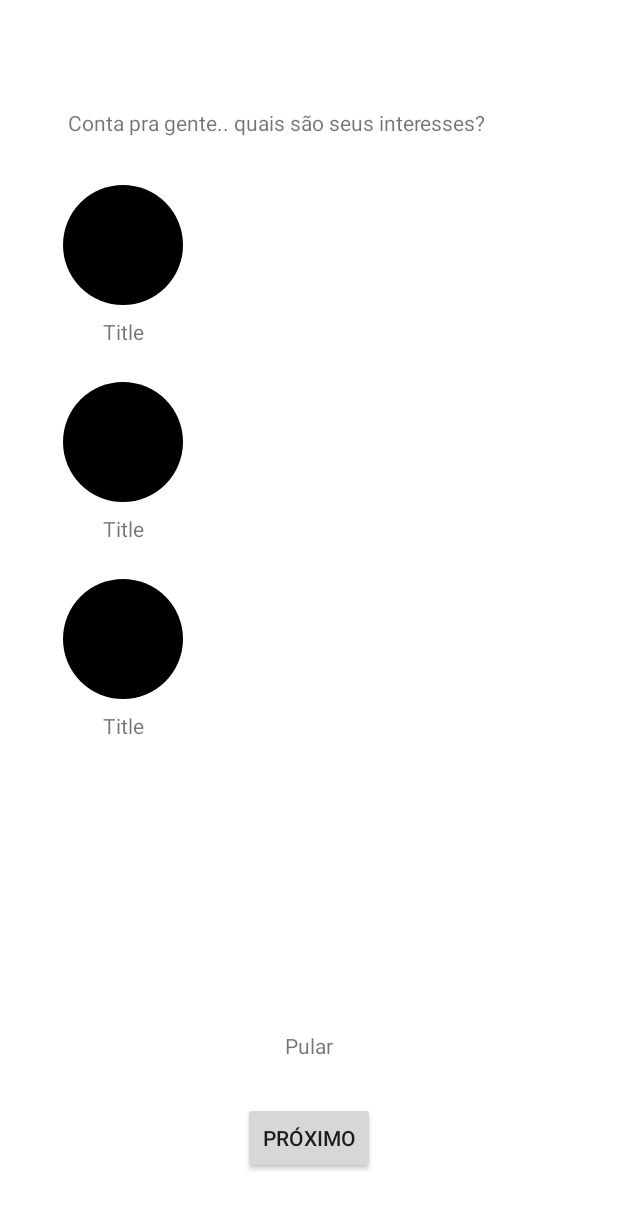
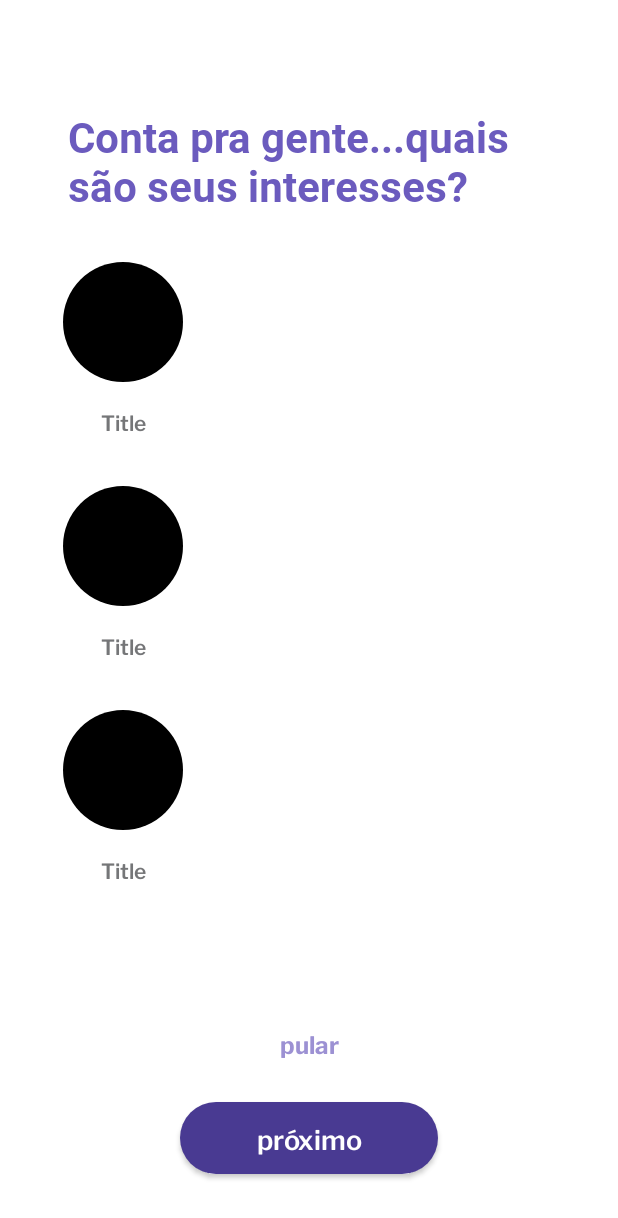
Before and after one commit to pbfn/Trem_que_voa_app, an Android app: the layout fragment_interests.xml on its own in the app's theme, with its tools: preview values and no code run, on a phone screen of 412 x 824 dp. Shown: the top 1218 px of the screen. Run offline under Robolectric (Android 15) with nearby library versions, the phone set to English and light mode, and no system bars.

Commit message:
LaytoutInterests
Personalizado o layout para o interesse

```diff
--- /dev/null
+++ b/app/src/main/res/drawable/background_button_disable.xml
@@ -0,0 +1,5 @@
+<shape xmlns:android="http://schemas.android.com/apk/res/android"
+    android:shape="rectangle">
+    <solid android:color="@color/button_color" />
+    <corners android:radius="40dp" />
+</shape>
--- /dev/null
+++ b/app/src/main/res/drawable/background_button_enabled.xml
@@ -0,0 +1,6 @@
+<?xml version="1.0" encoding="utf-8"?>
+<shape xmlns:android="http://schemas.android.com/apk/res/android"
+    android:shape="rectangle">
+    <solid android:color="@color/button_color" />
+    <corners android:radius="40dp" />
+</shape>
--- /dev/null
+++ b/app/src/main/res/drawable/button_selector.xml
@@ -0,0 +1,5 @@
+<?xml version="1.0" encoding="utf-8"?>
+<selector xmlns:android="http://schemas.android.com/apk/res/android">
+    <item android:drawable="@drawable/background_button_enabled" android:state_enabled="true" />
+    <item android:drawable="@drawable/background_button_disable" android:state_enabled="false" />
+</selector>
--- a/app/src/main/res/layout/fragment_interests.xml
+++ b/app/src/main/res/layout/fragment_interests.xml
@@ -9,11 +9,12 @@
 
     <androidx.appcompat.widget.AppCompatTextView
         android:id="@+id/textVIewTitleInterests"
+        style="@style/Base.Widget.AppCompat.TextView.Title_23"
         android:layout_width="0dp"
         android:layout_height="wrap_content"
         android:layout_marginHorizontal="45dp"
         android:layout_marginTop="72dp"
-        android:text="Conta pra gente.. quais são seus interesses?"
+        android:text="@string/title_interests"
         app:layout_constraintEnd_toEndOf="parent"
         app:layout_constraintStart_toStartOf="parent"
         app:layout_constraintTop_toTopOf="parent" />
@@ -25,6 +26,7 @@
         android:layout_height="0dp"
         android:layout_marginHorizontal="42dp"
         android:layout_marginTop="32dp"
+        android:layout_marginBottom="46dp"
         app:layout_constraintBottom_toTopOf="@+id/textViewButtonJump"
         app:layout_constraintEnd_toEndOf="parent"
         app:layout_constraintStart_toStartOf="parent"
@@ -34,10 +36,13 @@
 
     <androidx.appcompat.widget.AppCompatTextView
         android:id="@+id/textViewButtonJump"
+        style="@style/Base.Widget.AppCompat.TextView.Text_16"
         android:layout_width="wrap_content"
         android:layout_height="wrap_content"
         android:layout_marginBottom="28dp"
-        android:text="Pular"
+        android:clickable="true"
+        android:focusable="true"
+        android:text="@string/jump"
         app:layout_constraintBottom_toTopOf="@+id/buttonNext"
         app:layout_constraintEnd_toEndOf="parent"
         app:layout_constraintStart_toStartOf="parent" />
@@ -45,10 +50,14 @@
 
     <androidx.appcompat.widget.AppCompatButton
         android:id="@+id/buttonNext"
-        android:layout_width="wrap_content"
+        style="@style/TextAppearance.AppCompat.Button.StyleButton"
+        android:layout_width="0dp"
         android:layout_height="wrap_content"
+        android:layout_marginHorizontal="120dp"
         android:layout_marginBottom="41dp"
-        android:text="próximo"
+        android:clickable="true"
+        android:focusable="true"
+        android:text="@string/next"
         app:layout_constraintBottom_toBottomOf="parent"
         app:layout_constraintEnd_toEndOf="parent"
         app:layout_constraintStart_toStartOf="parent" />
--- a/app/src/main/res/layout/interests_item_adapter.xml
+++ b/app/src/main/res/layout/interests_item_adapter.xml
@@ -16,11 +16,14 @@
 
     <androidx.appcompat.widget.AppCompatTextView
         android:id="@+id/textViewInterest"
-        android:layout_width="wrap_content"
+        style="@style/Base.Widget.AppCompat.TextView.Text_18"
+        android:layout_width="0dp"
         android:layout_height="wrap_content"
         android:layout_marginTop="8dp"
-        android:text="Title"
         android:layout_marginBottom="24dp"
+        android:gravity="center"
+        android:lines="2"
+        android:text="@string/title_aux"
         app:layout_constraintBottom_toBottomOf="parent"
         app:layout_constraintEnd_toEndOf="@+id/imageViewInterests"
         app:layout_constraintStart_toStartOf="@+id/imageViewInterests"
--- a/app/src/main/res/values-night/themes.xml
+++ /dev/null
@@ -1,16 +0,0 @@
-<resources xmlns:tools="http://schemas.android.com/tools">
-    <!-- Base application theme. -->
-    <style name="Theme.TremQueVoaApp" parent="Theme.MaterialComponents.DayNight.DarkActionBar">
-        <!-- Primary brand color. -->
-        <item name="colorPrimary">@color/purple_200</item>
-        <item name="colorPrimaryVariant">@color/purple_700</item>
-        <item name="colorOnPrimary">@color/black</item>
-        <!-- Secondary brand color. -->
-        <item name="colorSecondary">@color/teal_200</item>
-        <item name="colorSecondaryVariant">@color/teal_200</item>
-        <item name="colorOnSecondary">@color/black</item>
-        <!-- Status bar color. -->
-        <item name="android:statusBarColor" tools:targetApi="l">?attr/colorPrimaryVariant</item>
-        <!-- Customize your theme here. -->
-    </style>
-</resources>
--- a/app/src/main/res/values/colors.xml
+++ b/app/src/main/res/values/colors.xml
@@ -9,4 +9,8 @@
     <color name="white">#FFFFFFFF</color>
 
     <color name="border_interest_selected">#D18DD8</color>
+    <color name="button_color">#493A92</color>
+    <color name="text_title">#6B5BBE</color>
+    <color name="text_subtitle">#9C91D3</color>
+    <color name="text_interests">#757678</color>
 </resources>
--- a/app/src/main/res/values/strings.xml
+++ b/app/src/main/res/values/strings.xml
@@ -2,4 +2,8 @@
     <string name="app_name">Trem que voa App</string>
     <!-- TODO: Remove or change this placeholder text -->
     <string name="hello_blank_fragment">Hello blank fragment</string>
+    <string name="title_interests">Conta pra gente...quais são seus interesses?</string>
+    <string name="jump">pular</string>
+    <string name="next">próximo</string>
+    <string name="title_aux">Title</string>
 </resources>
--- /dev/null
+++ b/app/src/main/res/values/syles.xml
@@ -0,0 +1,32 @@
+<?xml version="1.0" encoding="utf-8"?>
+<resources>
+
+    <style name="TextAppearance.AppCompat.Button.StyleButton">
+        <item name="android:fontFamily">@font/libre_franklin_semi_bold</item>
+        <item name="android:textColor">@color/white</item>
+        <item name="android:textSize">18sp</item>
+        <item name="textAllCaps">false</item>
+        <item name="android:background">@drawable/button_selector</item>
+        <item name="android:gravity">center</item>
+    </style>
+
+
+    <style name="Base.Widget.AppCompat.TextView.Title_23">
+        <item name="android:fontFamily">@font/roboto_bold</item>
+        <item name="android:textColor">@color/text_title</item>
+        <item name="android:textSize">28sp</item>
+    </style>
+
+    <style name="Base.Widget.AppCompat.TextView.Text_16">
+        <item name="android:fontFamily">@font/libre_franklin_bold</item>
+        <item name="android:textColor">@color/text_subtitle</item>
+        <item name="android:textSize">16sp</item>
+    </style>
+
+    <style name="Base.Widget.AppCompat.TextView.Text_18">
+        <item name="android:fontFamily">@font/libre_franklin_semi_bold</item>
+        <item name="android:textColor">@color/text_interests</item>
+        <item name="android:textSize">14sp</item>
+    </style>
+
+</resources>
--- a/app/src/main/res/values/themes.xml
+++ b/app/src/main/res/values/themes.xml
@@ -1,6 +1,6 @@
 <resources xmlns:tools="http://schemas.android.com/tools">
     <!-- Base application theme. -->
-    <style name="Theme.TremQueVoaApp" parent="Theme.MaterialComponents.DayNight.DarkActionBar">
+    <style name="Theme.TremQueVoaApp" parent="Theme.MaterialComponents.DayNight.NoActionBar">
         <!-- Primary brand color. -->
         <item name="colorPrimary">@color/purple_500</item>
         <item name="colorPrimaryVariant">@color/purple_700</item>
```
Also changed, not shown: app/src/main/res/font/libre_franklin_bold.ttf (added), app/src/main/res/font/libre_franklin_semi_bold.ttf (added), app/src/main/res/font/roboto_bold.ttf (added).
